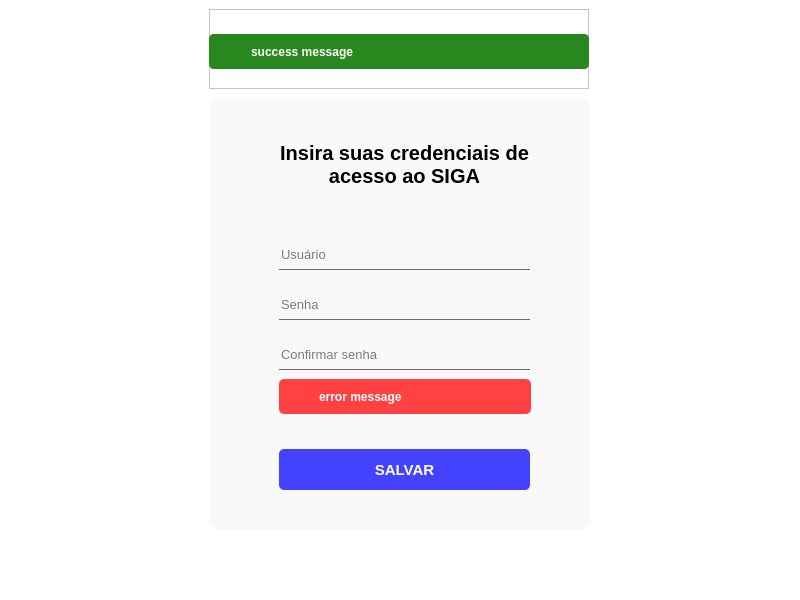
Old version of the form view/ui/userScreen/user-screen.ui in the repository jonnahfreire/ccb-auto-app.
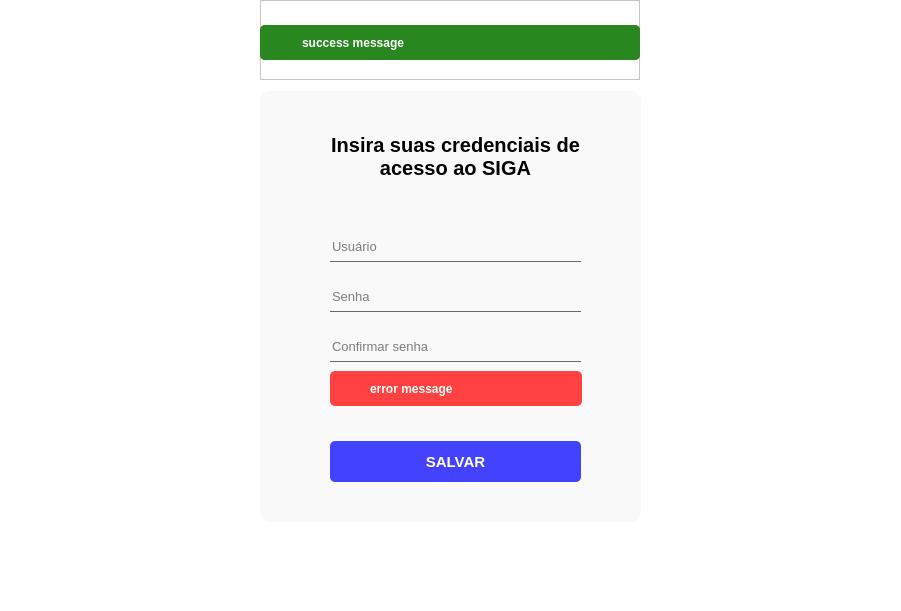
New version of the form. Icons and pictures are not drawn.

Patch:
```diff
--- a/view/ui/userScreen/user-screen.ui
+++ b/view/ui/userScreen/user-screen.ui
@@ -1,40 +1,225 @@
 <?xml version="1.0" encoding="UTF-8"?>
 <ui version="4.0">
- <class>Dialog</class>
- <widget class="QDialog" name="Dialog">
+ <class>UserSaveScreen</class>
+ <widget class="QMainWindow" name="UserSaveScreen">
   <property name="geometry">
    <rect>
     <x>0</x>
     <y>0</y>
-    <width>800</width>
-    <height>600</height>
+    <width>901</width>
+    <height>611</height>
    </rect>
   </property>
   <property name="windowTitle">
    <string>Dialog</string>
   </property>
+  <property name="windowOpacity">
+   <double>1.000000000000000</double>
+  </property>
+  <widget class="QWidget" name="centralwidget">
+   <layout class="QVBoxLayout" name="verticalLayout_2">
+    <property name="spacing">
+     <number>0</number>
+    </property>
+    <property name="leftMargin">
+     <number>0</number>
+    </property>
+    <property name="topMargin">
+     <number>0</number>
+    </property>
+    <property name="rightMargin">
+     <number>0</number>
+    </property>
+    <property name="bottomMargin">
+     <number>0</number>
+    </property>
+    <item>
   <widget class="QWidget" name="userScreenContainer" native="true">
-   <property name="geometry">
-    <rect>
-     <x>-1</x>
-     <y>-1</y>
-     <width>811</width>
-     <height>601</height>
-    </rect>
+      <property name="minimumSize">
+       <size>
+        <width>900</width>
+        <height>600</height>
+       </size>
    </property>
    <property name="styleSheet">
     <string notr="true">
 background-color: rgb(255, 255, 255);
 </string>
    </property>
+      <layout class="QVBoxLayout" name="verticalLayout">
+       <property name="spacing">
+        <number>0</number>
+       </property>
+       <property name="leftMargin">
+        <number>0</number>
+       </property>
+       <property name="topMargin">
+        <number>0</number>
+       </property>
+       <property name="rightMargin">
+        <number>0</number>
+       </property>
+       <property name="bottomMargin">
+        <number>89</number>
+       </property>
+       <item alignment="Qt::AlignHCenter|Qt::AlignTop">
+        <widget class="QFrame" name="TopMessageFrameContainer">
+         <property name="minimumSize">
+          <size>
+           <width>380</width>
+           <height>80</height>
+          </size>
+         </property>
+         <property name="frameShape">
+          <enum>QFrame::StyledPanel</enum>
+         </property>
+         <property name="frameShadow">
+          <enum>QFrame::Raised</enum>
+         </property>
+         <widget class="QFrame" name="TopErrorMessageContainer">
+          <property name="geometry">
+           <rect>
+            <x>0</x>
+            <y>25</y>
+            <width>380</width>
+            <height>35</height>
+           </rect>
+          </property>
+          <property name="styleSheet">
+           <string notr="true">background-color: rgb(255, 65, 65);
+
+border-radius: 5px;
+</string>
+          </property>
+          <property name="frameShape">
+           <enum>QFrame::StyledPanel</enum>
+          </property>
+          <property name="frameShadow">
+           <enum>QFrame::Raised</enum>
+          </property>
+          <widget class="QLabel" name="TopMsgIcon">
+           <property name="geometry">
+            <rect>
+             <x>8</x>
+             <y>5</y>
+             <width>25</width>
+             <height>25</height>
+            </rect>
+           </property>
+           <property name="autoFillBackground">
+            <bool>false</bool>
+           </property>
+           <property name="text">
+            <string/>
+           </property>
+           <property name="pixmap">
+            <pixmap>../../assets/exclamation-triangle-fill-white.png</pixmap>
+           </property>
+           <property name="scaledContents">
+            <bool>true</bool>
+           </property>
+           <property name="margin">
+            <number>0</number>
+           </property>
+          </widget>
+          <widget class="QLabel" name="topErrorMessage">
+           <property name="geometry">
+            <rect>
+             <x>42</x>
+             <y>0</y>
+             <width>330</width>
+             <height>35</height>
+            </rect>
+           </property>
+           <property name="styleSheet">
+            <string notr="true">background: transparent;
+color: #fff;
+font: 9pt &quot;Segoe UI&quot;;
+font-weight: 600;</string>
+           </property>
+           <property name="text">
+            <string>error message</string>
+           </property>
+          </widget>
+         </widget>
+         <widget class="QFrame" name="TopSuccessMessageContainer">
+          <property name="geometry">
+           <rect>
+            <x>0</x>
+            <y>25</y>
+            <width>380</width>
+            <height>35</height>
+           </rect>
+          </property>
+          <property name="styleSheet">
+           <string notr="true">background-color: rgb(40, 136, 31);
+
+border-radius: 5px;
+</string>
+          </property>
+          <property name="frameShape">
+           <enum>QFrame::StyledPanel</enum>
+          </property>
+          <property name="frameShadow">
+           <enum>QFrame::Raised</enum>
+          </property>
+          <widget class="QLabel" name="TopMsgIcon_2">
+           <property name="geometry">
+            <rect>
+             <x>8</x>
+             <y>5</y>
+             <width>25</width>
+             <height>25</height>
+            </rect>
+           </property>
+           <property name="autoFillBackground">
+            <bool>false</bool>
+           </property>
+           <property name="styleSheet">
+            <string notr="true">background: transparent;</string>
+           </property>
+           <property name="text">
+            <string/>
+           </property>
+           <property name="pixmap">
+            <pixmap>../../assets/check-circle-fill-white.png</pixmap>
+           </property>
+           <property name="scaledContents">
+            <bool>true</bool>
+           </property>
+           <property name="margin">
+            <number>0</number>
+           </property>
+          </widget>
+          <widget class="QLabel" name="topSuccessMessage">
+           <property name="geometry">
+            <rect>
+             <x>42</x>
+             <y>0</y>
+             <width>330</width>
+             <height>35</height>
+            </rect>
+           </property>
+           <property name="styleSheet">
+            <string notr="true">background: transparent;
+color: #fff;
+font: 9pt &quot;Segoe UI&quot;;
+font-weight: 600;</string>
+           </property>
+           <property name="text">
+            <string>success message</string>
+           </property>
+          </widget>
+         </widget>
+        </widget>
+       </item>
+       <item alignment="Qt::AlignHCenter|Qt::AlignTop">
    <widget class="QFrame" name="formContainer">
-    <property name="geometry">
-     <rect>
-      <x>210</x>
-      <y>100</y>
+         <property name="minimumSize">
+          <size>
       <width>381</width>
       <height>431</height>
-     </rect>
+          </size>
     </property>
     <property name="styleSheet">
      <string notr="true">background-color: rgb(249, 249, 249);
@@ -314,157 +499,11 @@
      </widget>
     </widget>
    </widget>
-   <widget class="QFrame" name="TopMessageFrameContainer">
-    <property name="geometry">
-     <rect>
-      <x>210</x>
-      <y>10</y>
-      <width>380</width>
-      <height>80</height>
-     </rect>
-    </property>
-    <property name="frameShape">
-     <enum>QFrame::StyledPanel</enum>
-    </property>
-    <property name="frameShadow">
-     <enum>QFrame::Raised</enum>
-    </property>
-    <widget class="QFrame" name="TopErrorMessageContainer">
-     <property name="geometry">
-      <rect>
-       <x>0</x>
-       <y>25</y>
-       <width>380</width>
-       <height>35</height>
-      </rect>
-     </property>
-     <property name="styleSheet">
-      <string notr="true">background-color: rgb(255, 65, 65);
-
-border-radius: 5px;
-</string>
-     </property>
-     <property name="frameShape">
-      <enum>QFrame::StyledPanel</enum>
-     </property>
-     <property name="frameShadow">
-      <enum>QFrame::Raised</enum>
-     </property>
-     <widget class="QLabel" name="TopMsgIcon">
-      <property name="geometry">
-       <rect>
-        <x>8</x>
-        <y>5</y>
-        <width>25</width>
-        <height>25</height>
-       </rect>
-      </property>
-      <property name="autoFillBackground">
-       <bool>false</bool>
-      </property>
-      <property name="text">
-       <string/>
-      </property>
-      <property name="pixmap">
-       <pixmap>../../assets/exclamation-triangle-fill-white.png</pixmap>
-      </property>
-      <property name="scaledContents">
-       <bool>true</bool>
-      </property>
-      <property name="margin">
-       <number>0</number>
-      </property>
+       </item>
+      </layout>
      </widget>
-     <widget class="QLabel" name="topErrorMessage">
-      <property name="geometry">
-       <rect>
-        <x>42</x>
-        <y>0</y>
-        <width>330</width>
-        <height>35</height>
-       </rect>
-      </property>
-      <property name="styleSheet">
-       <string notr="true">background: transparent;
-color: #fff;
-font: 9pt &quot;Segoe UI&quot;;
-font-weight: 600;</string>
-      </property>
-      <property name="text">
-       <string>error message</string>
-      </property>
-     </widget>
-    </widget>
-    <widget class="QFrame" name="TopSuccessMessageContainer">
-     <property name="geometry">
-      <rect>
-       <x>0</x>
-       <y>25</y>
-       <width>380</width>
-       <height>35</height>
-      </rect>
-     </property>
-     <property name="styleSheet">
-      <string notr="true">background-color: rgb(40, 136, 31);
-
-border-radius: 5px;
-</string>
-     </property>
-     <property name="frameShape">
-      <enum>QFrame::StyledPanel</enum>
-     </property>
-     <property name="frameShadow">
-      <enum>QFrame::Raised</enum>
-     </property>
-     <widget class="QLabel" name="TopMsgIcon_2">
-      <property name="geometry">
-       <rect>
-        <x>8</x>
-        <y>5</y>
-        <width>25</width>
-        <height>25</height>
-       </rect>
-      </property>
-      <property name="autoFillBackground">
-       <bool>false</bool>
-      </property>
-      <property name="styleSheet">
-       <string notr="true">background: transparent;</string>
-      </property>
-      <property name="text">
-       <string/>
-      </property>
-      <property name="pixmap">
-       <pixmap>../../assets/check-circle-fill-white.png</pixmap>
-      </property>
-      <property name="scaledContents">
-       <bool>true</bool>
-      </property>
-      <property name="margin">
-       <number>0</number>
-      </property>
-     </widget>
-     <widget class="QLabel" name="topSuccessMessage">
-      <property name="geometry">
-       <rect>
-        <x>42</x>
-        <y>0</y>
-        <width>330</width>
-        <height>35</height>
-       </rect>
-      </property>
-      <property name="styleSheet">
-       <string notr="true">background: transparent;
-color: #fff;
-font: 9pt &quot;Segoe UI&quot;;
-font-weight: 600;</string>
-      </property>
-      <property name="text">
-       <string>success message</string>
-      </property>
-     </widget>
-    </widget>
-   </widget>
+    </item>
+   </layout>
   </widget>
  </widget>
  <resources/>
```
Left out of the diff: 2 changed lines with no effect on the pictures. Lines whose indentation alone changed are shown as unchanged.
